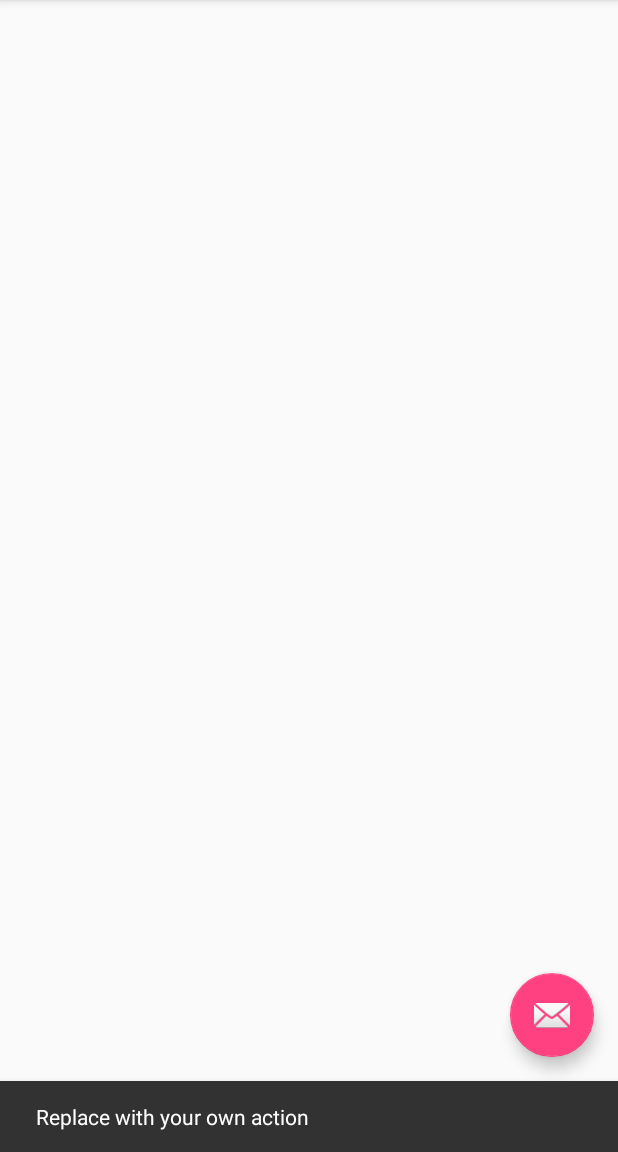
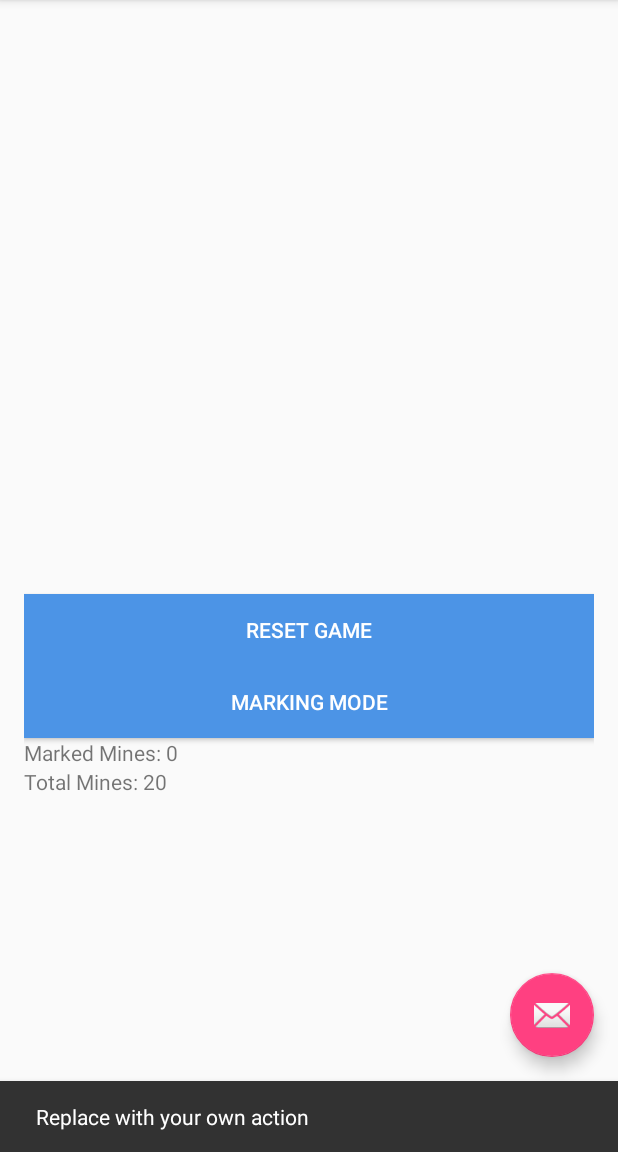
Before and after one commit to shanef84/GCD_Minesweeper_SF, an Android app: the screen it shows after launch (MainActivity), after a tap on an icon or button, on a phone screen of 412 x 824 dp, the part 84-1236 px from its top. Run offline under Robolectric (Android 15) with nearby library versions, the phone set to English and light mode, and no system bars.

Commit message:
02
Force the custom view to restrict itself to a square size

```diff
--- a/app/src/main/java/com/example/forbess/gcd_minesweeper_sf/CustomView.java
+++ b/app/src/main/java/com/example/forbess/gcd_minesweeper_sf/CustomView.java
@@ -31,6 +31,26 @@ public class CustomView extends View{
         super(c, as, default_style);
         init();
     }
+
+    //override the onMeasure() method to make CustomView a square
+    @Override
+    protected void onMeasure(int widthMeasure, int heightMeasure) {
+        super.onMeasure(widthMeasure, heightMeasure);
+
+        int size =0;
+        int width = getMeasuredWidth();
+        int height = getMeasuredHeight();
+        int widthPadding = width - getPaddingLeft() - getPaddingRight();
+        int heightPadding = height - getPaddingTop() - getPaddingBottom();
+        //set dimensions
+        if (widthPadding > heightPadding) {
+            size = heightPadding;
+        } else {
+            size = widthPadding;
+        }
+        setMeasuredDimension(size + getPaddingLeft() + getPaddingRight(), size + getPaddingTop() + getPaddingBottom());
+    }
+
     // refactored init method as most of this code is shared by all the constructors
     private void init() {
     }
--- a/app/src/main/java/com/example/forbess/gcd_minesweeper_sf/MainActivity.java
+++ b/app/src/main/java/com/example/forbess/gcd_minesweeper_sf/MainActivity.java
@@ -5,6 +5,7 @@ import android.support.design.widget.FloatingActionButton;
 import android.support.design.widget.Snackbar;
 import android.support.v7.app.AppCompatActivity;
 import android.support.v7.widget.Toolbar;
+import android.util.Log;
 import android.view.View;
 import android.view.Menu;
 import android.view.MenuItem;
@@ -49,4 +50,51 @@ public class MainActivity extends AppCompatActivity {
 
         return super.onOptionsItemSelected(item);
     }
+    // overridden destroy method that should be used to free up memory as this
+    // activity is being destroyed
+    protected void onDestroy() {
+        super.onDestroy();
+        Log.i("MainActivity", "onDestroy() called");
+    }
+
+    // overridden resume method that should be used to restart threads and processing
+    // when the activity becomes fullscreen and unobstructed. this method should be
+    // quick at processing because it has the potential to be called many times in a
+    // single activity
+    protected void onResume() {
+        super.onResume();
+        Log.i("MainActivity", "onResume() called");
+    }
+
+    // overridden pause method that should be used to temporarily stop threads and
+    // processing when the activity has become partially obstructed (e.g. a dialog
+    // potential to be called many times in a single activity
+    protected void onPause() {
+        super.onPause();
+        Log.i("MainActivity", "onPause() called");
+    }
+
+    // overridden stop method that is used to temporarily free up resources for other
+    // activities and applications. This is called whenever the activity becomes
+    // completely obscured or backgrounded.
+    protected void onStop() {
+        super.onStop();
+        Log.i("MainActivity", "onStop() called");
+    }
+
+    // overridden restart method that is used to restart an activity. most of the time
+    // you can ignore this method as the on start method will be called imediately
+    // after this method. It remains for compatibility purposes
+    protected void onRestart() {
+        super.onRestart();
+        Log.i("MainActivity", "onRestart() called");
+    }
+
+    // overridden start method that is used to allocate resources to the activity both
+    // when it is created or when it is being restarted from a stopped state. Any
+    // memory freed from onStop should be reallocated here
+    protected void onStart() {
+        super.onStart();
+        Log.i("MainActivity", "onStart() called");
+    }
 }
--- a/app/src/main/res/layout/content_main.xml
+++ b/app/src/main/res/layout/content_main.xml
@@ -1,28 +1,38 @@
 <?xml version="1.0" encoding="utf-8"?>
 <LinearLayout xmlns:android="http://schemas.android.com/apk/res/android"
     xmlns:app="http://schemas.android.com/apk/res-auto"
-     android:layout_width="match_parent"
+    xmlns:tools="http://schemas.android.com/tools"
+    android:layout_width="match_parent"
     android:layout_height="match_parent"
     android:paddingBottom="@dimen/activity_vertical_margin"
     android:paddingLeft="@dimen/activity_horizontal_margin"
     android:paddingRight="@dimen/activity_horizontal_margin"
     android:paddingTop="@dimen/activity_vertical_margin"
     android:orientation="vertical"
-    app:layout_behavior="@string/appbar_scrolling_view_behavior">
+    app:layout_behavior="@string/appbar_scrolling_view_behavior"
+    android:weightSum="1">
 
     <com.example.forbess.gcd_minesweeper_sf.CustomView
         android:layout_width="match_parent"
-        android:layout_height="match_parent" />
+        android:layout_height="wrap_content"
+        android:longClickable="true"
+        android:clickable="true" />
 
     <Button
-        android:layout_width="0dp"
+        android:layout_width="match_parent"
         android:layout_height="wrap_content"
-        android:text="@string/reset"/>
+        android:text="@string/reset"
+        android:background="#4c94e6"
+        android:clickable="true"
+        android:textColor="#ffffff" />
 
     <Button
-        android:layout_width="0dp"
+        android:layout_width="match_parent"
         android:layout_height="wrap_content"
-        android:text="@string/mark"/>
+        android:text="@string/mark"
+        android:background="#4c94e6"
+        android:clickable="true"
+        android:textColor="#ffffff" />
 
     <TextView
         android:layout_width="wrap_content"
```
